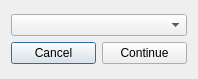
Old version of the form XDBF/newentrychooser.ui in the repository hetelek/XDBF-Manager.
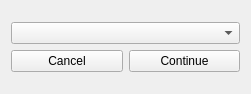
New version of the form. Icons and pictures are not drawn.

What changed in the file:
```diff
--- a/XDBF/newentrychooser.ui
+++ b/XDBF/newentrychooser.ui
@@ -6,8 +6,8 @@
    <rect>
     <x>0</x>
     <y>0</y>
-    <width>198</width>
-    <height>79</height>
+    <width>251</width>
+    <height>94</height>
    </rect>
   </property>
   <property name="windowTitle">
@@ -34,6 +34,9 @@
           <iconset resource="images.qrc">
            <normaloff>:/images/cancel.png</normaloff>:/images/cancel.png</iconset>
          </property>
+         <property name="autoDefault">
+          <bool>false</bool>
+         </property>
         </widget>
        </item>
        <item>
@@ -45,6 +48,9 @@
           <iconset resource="images.qrc">
            <normaloff>:/images/continue.png</normaloff>:/images/continue.png</iconset>
          </property>
+         <property name="autoDefault">
+          <bool>false</bool>
+         </property>
         </widget>
        </item>
       </layout>
```
